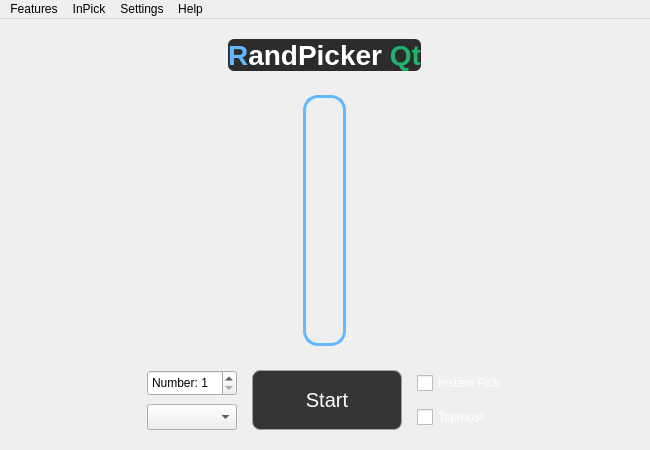
Qt form ui/mainwindow.ui (demonbro-dev/RPQt) before a commit.
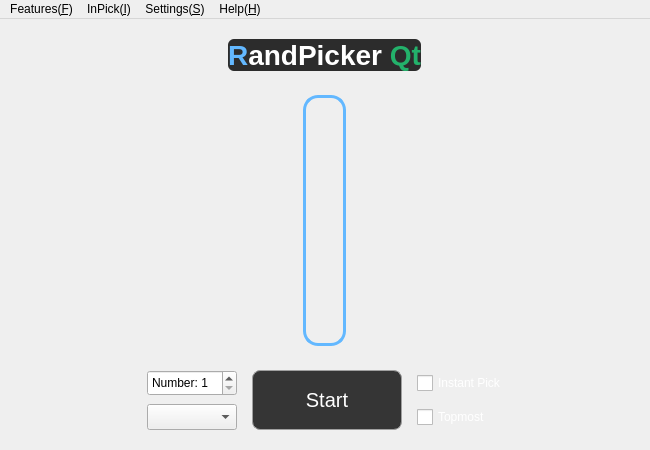
The same form after that commit. Icons and pictures are not drawn.

Patch:
```diff
--- a/ui/mainwindow.ui
+++ b/ui/mainwindow.ui
@@ -291,7 +291,7 @@
      <enum>Qt::ContextMenuPolicy::DefaultContextMenu</enum>
     </property>
     <property name="title">
-     <string>Features</string>
+     <string>Features(&amp;F)</string>
     </property>
     <addaction name="actionNameManager"/>
     <addaction name="actionSidebar"/>
@@ -300,14 +300,14 @@
    </widget>
    <widget class="QMenu" name="menuHelp">
     <property name="title">
-     <string>Help</string>
+     <string>Help(&amp;H)</string>
     </property>
     <addaction name="actionAboutApp"/>
     <addaction name="actionAboutQt"/>
    </widget>
    <widget class="QMenu" name="menuInPick">
     <property name="title">
-     <string>InPick</string>
+     <string>InPick(&amp;I)</string>
     </property>
     <addaction name="actionScheduledPick"/>
     <addaction name="actionHistory"/>
@@ -316,7 +316,7 @@
    </widget>
    <widget class="QMenu" name="menuSettings">
     <property name="title">
-     <string>Settings</string>
+     <string>Settings(&amp;S)</string>
     </property>
     <widget class="QMenu" name="menuLanguage">
      <property name="title">
```
